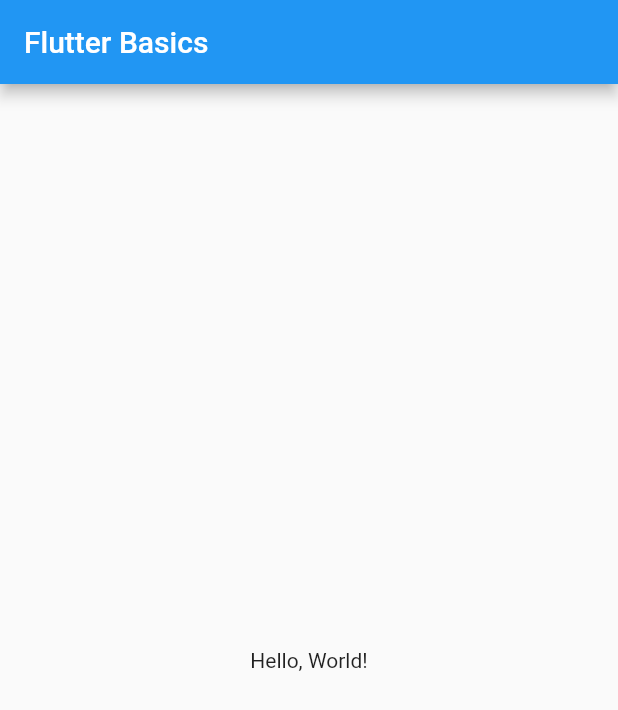
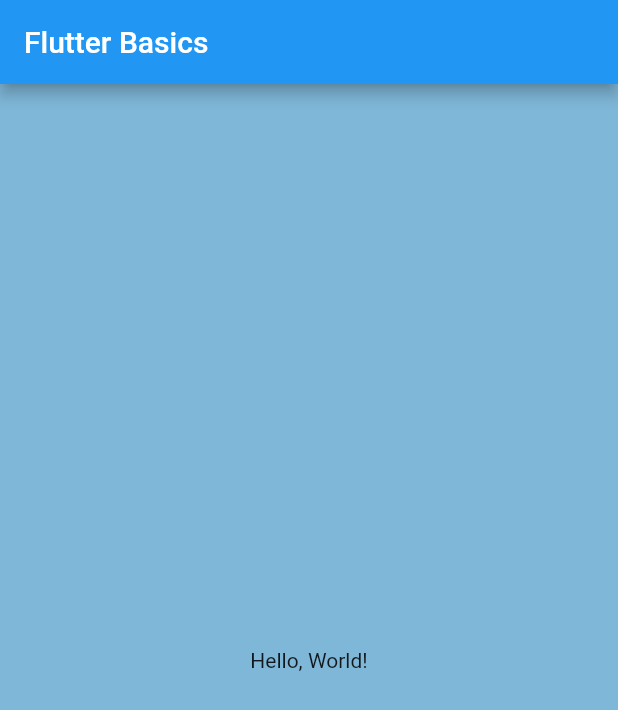
Before and after one commit to yeonblue/FlutterPractice, a Flutter app: the screen it shows after launch, on a phone screen of 412 x 824 dp. Shown: the top 710 px of the screen. Run offline on Flutter 3.47's test engine with Material 2 defaults, Android fonts, the phone set to English and light mode, and no system bars.

Commit message:
add First Flutter Practice Project

```diff
--- a/FlutterBasics/lib/main.dart
+++ b/FlutterBasics/lib/main.dart
@@ -4,23 +4,64 @@ void main() {
   runApp(const MyApp());
 }
 
-class MyApp extends StatelessWidget {
+class MyApp extends StatelessWidget { // stateless므로 변화하지 않음
   const MyApp({super.key});
 
   @override
-  Widget build(BuildContext context) {
+  Widget build(BuildContext context) { // 모든 widget은 build function을 가짐, flutter는 widget tree 구조
     return MaterialApp(
       title: 'Flutter Demo',
 
       home: Scaffold(
-        appBar: AppBar(title: const Text("Flutter Basics"),),
-        body: const Center(
-          child: Text("Hello, World!"), // parent(Center)가 const므로 child는 const로 안해도 됨
-        ),
+        backgroundColor: const Color.fromARGB(255, 127, 183, 216),
+        appBar: AppBar(
+          title: const Text("Flutter Basics"),
+          ),
+        body: const CenterText(),
       ),
+    );
+  }
+}
+
+// extract 기능으로 손쉽게 추출 가능
+class CenterText extends StatelessWidget {
+  const CenterText({
+    Key? key,
+  }) : super(key: key);
+
+  @override
+  Widget build(BuildContext context) {
+    return const Center(
+      child: Text("Hello, World!"), // parent(Center)가 const므로 child는 const로 안해도 됨
     );
   }
 }
 
 // flutter는 모든 것은 widget으로 처리
 // text는 Text widget, layout이면 Scaffold...
+
+// 프로젝트 설명
+// lib - dart파일이 들어가는 폴더
+// 권한 등, platform-specific은 각자 ios, android 폴더에서 설정
+// analysis_options.yaml - swiftlint같이 lint를 다룸, linter for dart 참고
+// pubspec.yaml - 프로젝트 main configure, dependency(라이브러리) 추가 가능
+//                dependency 추가 후, 터미널에서 flutter pub get 사용
+//                assets에 이미지 추가 가능
+
+
+// hot reload
+// background 변경 등 이런 것들은 hot reload로 해결 가능
+// widget 추가 등 큰 변경사항은 hot restart
+// pubspec.yaml에 라이브러리 추가나, asset 추가는 새로 빌드를 하는 것이 좋음'
+
+// widget 생성
+// stless, stful 입력 -> build 함수까지 템플릿을 생성해줌
+
+// class MyButton extends StatelessWidget {
+//   const MyButton({super.key});
+
+//   @override
+//   Widget build(BuildContext context) {
+//     return Container();
+//   }
+// }
--- a/FlutterBasics/pubspec.yaml
+++ b/FlutterBasics/pubspec.yaml
@@ -17,7 +17,7 @@ publish_to: 'none' # Remove this line if you wish to publish to pub.dev
 # https://developer.apple.com/library/archive/documentation/General/Reference/InfoPlistKeyReference/Articles/CoreFoundationKeys.html
 # In Windows, build-name is used as the major, minor, and patch parts
 # of the product and file versions while build-number is used as the build suffix.
-version: 1.0.0+1
+version: 1.0.0+1 # 버전
 
 environment:
   sdk: '>=2.18.4 <3.0.0'
@@ -31,7 +31,7 @@ environment:
 dependencies:
   flutter:
     sdk: flutter
-
+    #http: ^0.13.4 같이 라이브러리 추가 가능
 
   # The following adds the Cupertino Icons font to your application.
   # Use with the CupertinoIcons class for iOS style icons.
```
Also changed, not shown: 1 other file.
